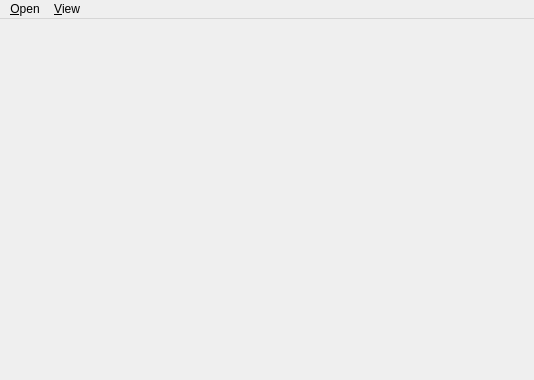
Above: src/form/MainWindow.ui from fatenguettat/lucy-theater-light before the change. Below: the same form after it.
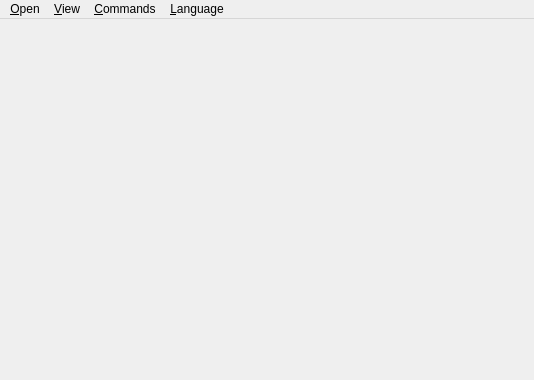
That is the form after the change.

Diff of the .ui file:
```diff
--- a/src/form/MainWindow.ui
+++ b/src/form/MainWindow.ui
@@ -38,8 +38,23 @@
     </property>
     <addaction name="actionView_log"/>
    </widget>
+   <widget class="QMenu" name="menu_Commands">
+    <property name="title">
+     <string>&amp;Commands</string>
+    </property>
+    <addaction name="action_Shut_everything_off"/>
+    <addaction name="action_Check_light_status"/>
+   </widget>
+   <widget class="QMenu" name="menu_Language">
+    <property name="title">
+     <string>&amp;Language</string>
+    </property>
+    <addaction name="action_Locale"/>
+   </widget>
    <addaction name="menu_Open"/>
    <addaction name="menu_View"/>
+   <addaction name="menu_Commands"/>
+   <addaction name="menu_Language"/>
   </widget>
   <action name="action_open_plant_file">
    <property name="text">
```
Left out of the diff: 28 changed lines with no effect on the pictures.
